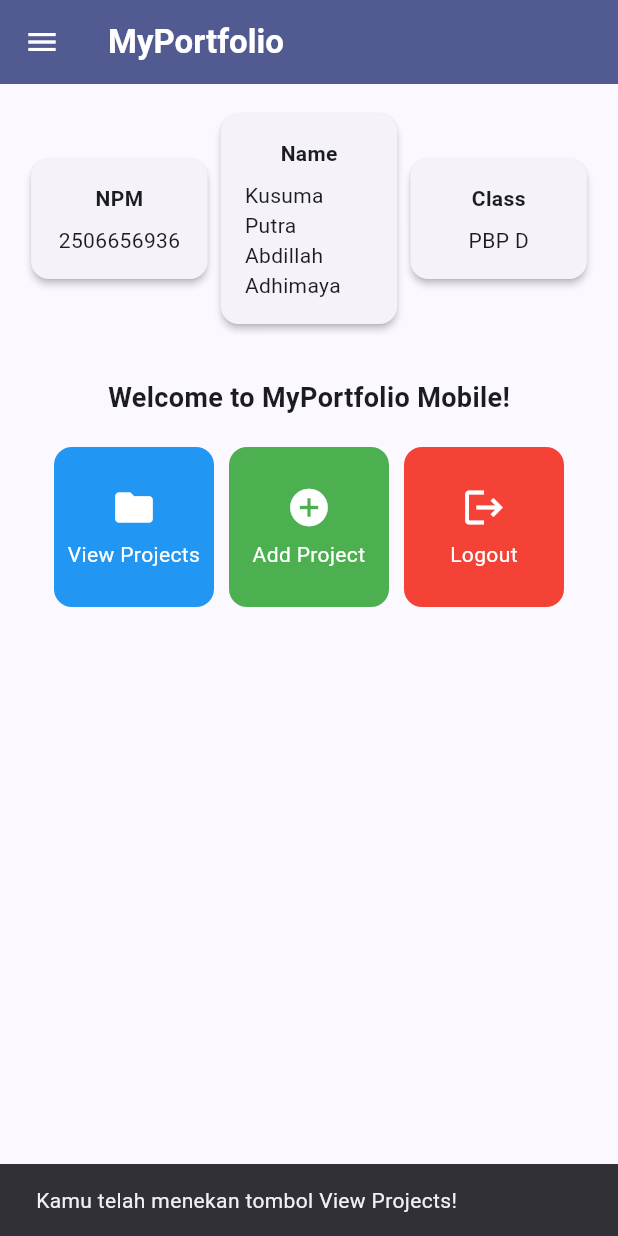
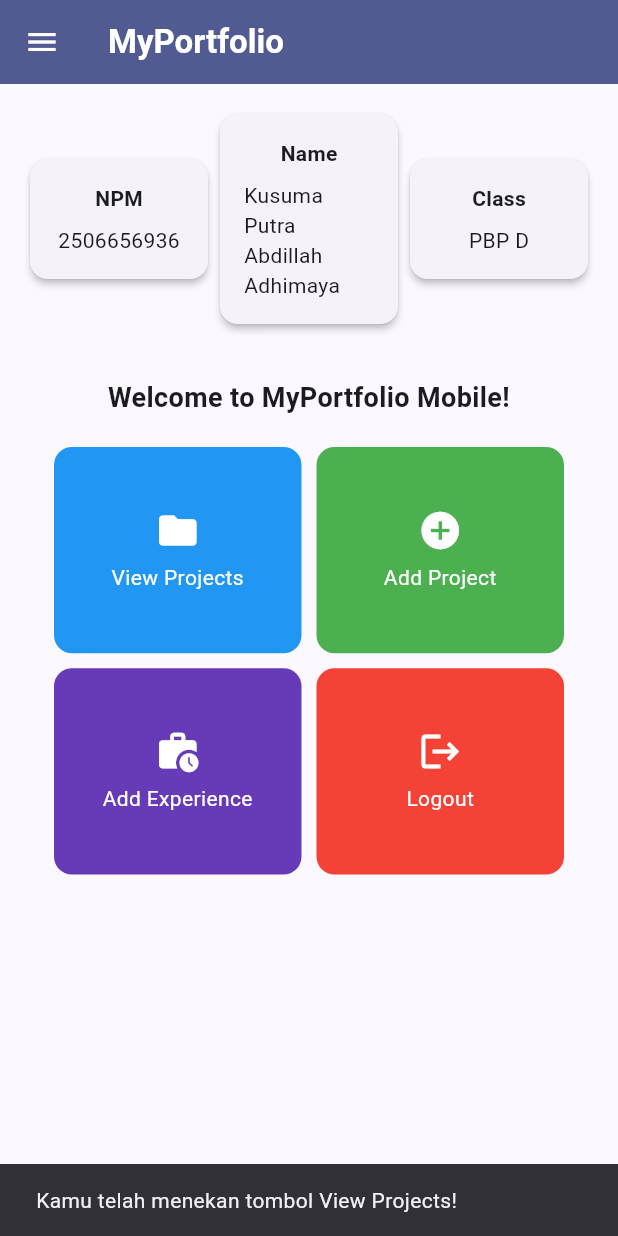
Before and after one commit to kusumaadhimaya/myportofolio_mobile, a Flutter app: the screen it shows after launch, after a tap on "View Projects", on a phone screen of 412 x 824 dp. Run offline on Flutter 3.47's test engine with Material 3 defaults, Android fonts, the phone set to English and light mode, and no system bars.

Commit message:
feat: add experience navigation

```diff
--- a/lib/screens/experience_form.dart
+++ b/lib/screens/experience_form.dart
@@ -1,4 +1,5 @@
 import 'package:flutter/material.dart';
+import 'package:myportofolio_mobile/widgets/left_drawer.dart';
 
 class ExperienceFormPage extends StatefulWidget {
   const ExperienceFormPage({super.key});
@@ -79,6 +80,7 @@ class _ExperienceFormPageState extends State<ExperienceFormPage> {
         backgroundColor: Colors.indigo,
         foregroundColor: Colors.white,
       ),
+      drawer: const LeftDrawer(),
       body: Form(
         key: _formKey,
         child: SingleChildScrollView(
--- a/lib/screens/menu.dart
+++ b/lib/screens/menu.dart
@@ -12,6 +12,7 @@ class MyHomePage extends StatelessWidget {
   final List<ItemHomepage> items = [
     ItemHomepage("View Projects", Icons.folder, Colors.blue),
     ItemHomepage("Add Project", Icons.add_circle, Colors.green),
+    ItemHomepage("Add Experience", Icons.work_history, Colors.deepPurple),
     ItemHomepage("Logout", Icons.logout, Colors.red),
   ];
 
@@ -27,54 +28,40 @@ class MyHomePage extends StatelessWidget {
         iconTheme: const IconThemeData(color: Colors.white),
       ),
       drawer: const LeftDrawer(),
-      body: Padding(
+      body: ListView(
         padding: const EdgeInsets.all(16.0),
-        child: Column(
-          crossAxisAlignment: CrossAxisAlignment.center,
         children: [
           // Horizontal row showing 3 InfoCards.
           Row(
-              mainAxisAlignment: MainAxisAlignment.spaceEvenly,
             children: [
-                InfoCard(title: 'NPM', content: npm),
-                InfoCard(title: 'Name', content: nama),
-                InfoCard(title: 'Class', content: kelas),
+              Expanded(child: InfoCard(title: 'NPM', content: npm)),
+              Expanded(child: InfoCard(title: 'Name', content: nama)),
+              Expanded(child: InfoCard(title: 'Class', content: kelas)),
             ],
           ),
-
           const SizedBox(height: 16.0),
-
-            // Greeting and 3-column action grid.
-            Center(
-              child: Column(
-                children: [
           const Padding(
             padding: EdgeInsets.only(top: 16.0),
             child: Text(
               'Welcome to MyPortfolio Mobile!',
-                      style: TextStyle(
-                        fontWeight: FontWeight.bold,
-                        fontSize: 18.0,
+              textAlign: TextAlign.center,
+              style: TextStyle(fontWeight: FontWeight.bold, fontSize: 18.0),
             ),
           ),
-                  ),
-
           GridView.count(
-                    primary: true,
+            primary: false,
+            shrinkWrap: true,
+            physics: const NeverScrollableScrollPhysics(),
             padding: const EdgeInsets.all(20),
             crossAxisSpacing: 10,
             mainAxisSpacing: 10,
-                    crossAxisCount: 3,
-                    shrinkWrap: true,
+            crossAxisCount: 2,
+            childAspectRatio: 1.2,
             children: items.map((ItemHomepage item) {
               return ItemCard(item);
             }).toList(),
           ),
         ],
-              ),
-            ),
-          ],
-        ),
       ),
     );
   }
@@ -92,7 +79,7 @@ class InfoCard extends StatelessWidget {
     return Card(
       elevation: 2.0,
       child: Container(
-        width: MediaQuery.of(context).size.width / 3.5,
+        width: double.infinity,
         padding: const EdgeInsets.all(16.0),
         child: Column(
           children: [
--- a/lib/widgets/left_drawer.dart
+++ b/lib/widgets/left_drawer.dart
@@ -1,4 +1,5 @@
 import 'package:flutter/material.dart';
+import 'package:myportofolio_mobile/screens/experience_form.dart';
 import 'package:myportofolio_mobile/screens/menu.dart';
 import 'package:myportofolio_mobile/screens/project_form.dart';
 
@@ -59,6 +60,18 @@ class LeftDrawer extends StatelessWidget {
               );
             },
           ),
+          ListTile(
+            leading: const Icon(Icons.work_history_outlined),
+            title: const Text('Add Experience'),
+            onTap: () {
+              Navigator.pushReplacement(
+                context,
+                MaterialPageRoute(
+                  builder: (context) => const ExperienceFormPage(),
+                ),
+              );
+            },
+          ),
         ],
       ),
     );
--- a/lib/widgets/project_card.dart
+++ b/lib/widgets/project_card.dart
@@ -1,5 +1,6 @@
 import 'package:flutter/material.dart';
 import 'package:myportofolio_mobile/screens/menu.dart';
+import 'package:myportofolio_mobile/screens/experience_form.dart';
 import 'package:myportofolio_mobile/screens/project_form.dart';
 
 class ItemCard extends StatelessWidget {
@@ -28,6 +29,15 @@ class ItemCard extends StatelessWidget {
               ),
             );
           }
+
+          if (item.name == 'Add Experience') {
+            Navigator.push(
+              context,
+              MaterialPageRoute(
+                builder: (context) => const ExperienceFormPage(),
+              ),
+            );
+          }
         },
         child: Container(
           padding: const EdgeInsets.all(8),
```
Lines whose indentation alone changed are shown as unchanged.
